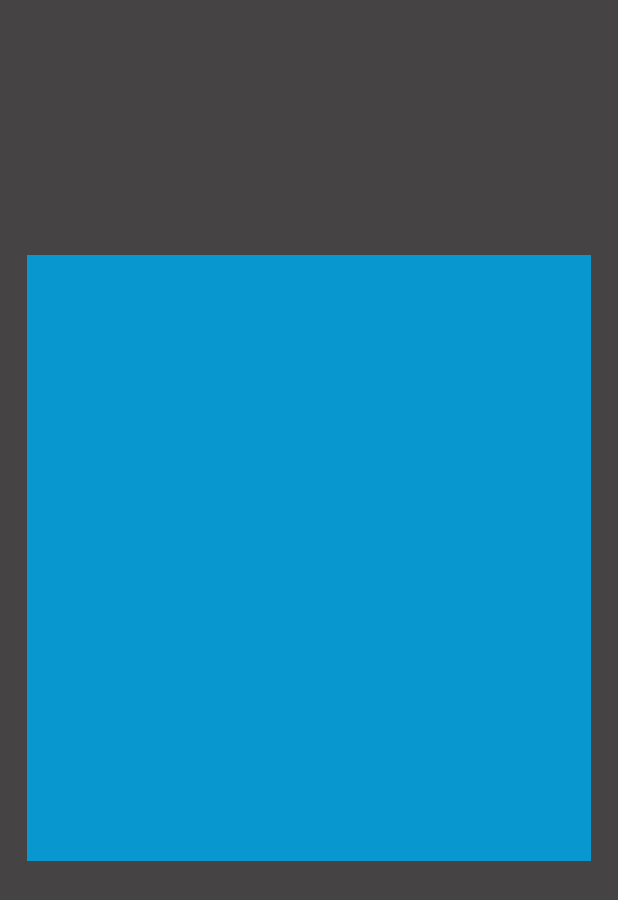
After one commit to pgarman608/PMDM, an Android app: the layout activity_login.xml on its own in the app's theme, with its tools: preview values and no code run, on a phone screen of 412 x 824 dp. The commit adds this screen. Shown: the top 900 px of the screen. Run offline under Robolectric (Android 15) with nearby library versions, the phone set to English and light mode, and no system bars.

Commit message:
2% del proyecto

```diff
--- a/Tema2/app/src/main/AndroidManifest.xml
+++ b/Tema2/app/src/main/AndroidManifest.xml
@@ -13,7 +13,7 @@
         android:theme="@style/Theme.MyApplication"
         tools:targetApi="31">
         <activity
-            android:name=".MainActivity"
+            android:name=".LoginActivity"
             android:exported="true">
             <intent-filter>
                 <action android:name="android.intent.action.MAIN" />
--- a/Tema2/app/src/main/java/com/example/myapplication/MainActivity.java
+++ b/Tema2/app/src/main/java/com/example/myapplication/LoginActivity.java
@@ -4,10 +4,10 @@ import androidx.appcompat.app.AppCompatActivity;
 
 import android.os.Bundle;
 
-public class MainActivity extends AppCompatActivity {
+public class LoginActivity extends AppCompatActivity {
     @Override
     protected void onCreate(Bundle savedInstanceState) {
         super.onCreate(savedInstanceState);
-        setContentView(R.layout.activity_main);
+        setContentView(R.layout.activity_login);
     }
 }
--- /dev/null
+++ b/Tema2/app/src/main/res/layout/activity_login.xml
@@ -0,0 +1,26 @@
+<?xml version="1.0" encoding="utf-8"?>
+<androidx.constraintlayout.widget.ConstraintLayout xmlns:android="http://schemas.android.com/apk/res/android"
+    xmlns:app="http://schemas.android.com/apk/res-auto"
+    xmlns:tools="http://schemas.android.com/tools"
+    android:layout_width="match_parent"
+    android:layout_height="match_parent"
+    android:background="#454343"
+    tools:context=".LoginActivity">
+
+    <View
+        xmlns:card_view="http://schemas.android.com/apk/res-auto"
+        android:id="@+id/vwLogin"
+        android:layout_width="0dp"
+        android:layout_height="0dp"
+        android:layout_marginStart="18dp"
+        android:layout_marginTop="170dp"
+        android:layout_marginEnd="18dp"
+        android:layout_marginBottom="250dp"
+        android:background="#0897CF"
+        app:layout_constraintBottom_toBottomOf="parent"
+        app:layout_constraintEnd_toEndOf="parent"
+        app:layout_constraintStart_toStartOf="parent"
+        app:layout_constraintTop_toTopOf="parent"
+        app:layout_constraintVertical_bias="0.20"
+        />
+</androidx.constraintlayout.widget.ConstraintLayout>
```
Also changed, not shown: Tema2/app/src/main/res/layout/activity_main.xml (deleted, +0 -18 lines).
